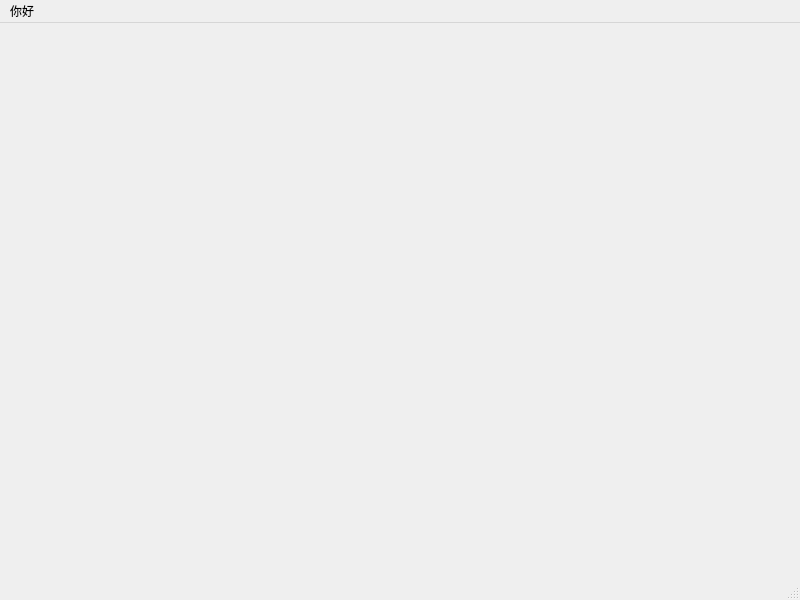
Shrimpwr/Ugokanai-dai-toshokan, file untitled.ui: the form before one commit.
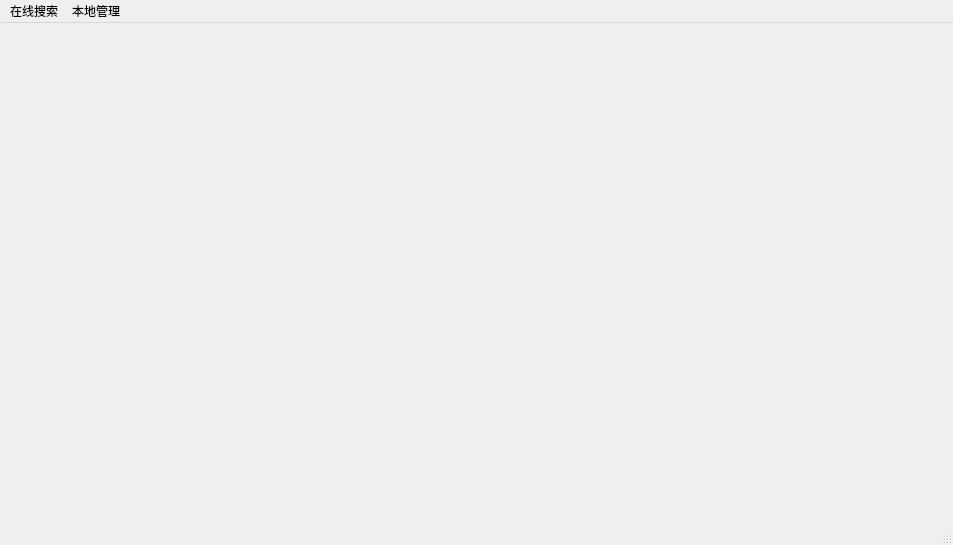
The form after the commit.

```diff
--- a/untitled.ui
+++ b/untitled.ui
@@ -6,29 +6,39 @@
    <rect>
     <x>0</x>
     <y>0</y>
-    <width>800</width>
-    <height>600</height>
+    <width>953</width>
+    <height>545</height>
    </rect>
   </property>
   <property name="windowTitle">
    <string>MainWindow</string>
   </property>
-  <widget class="QWidget" name="centralwidget"/>
+  <widget class="QWidget" name="centralwidget">
+   <property name="enabled">
+    <bool>true</bool>
+   </property>
+  </widget>
   <widget class="QMenuBar" name="menubar">
    <property name="geometry">
     <rect>
      <x>0</x>
      <y>0</y>
-     <width>800</width>
+     <width>953</width>
      <height>26</height>
     </rect>
    </property>
    <widget class="QMenu" name="menu">
     <property name="title">
-     <string>你好</string>
+     <string>在线搜索</string>
+    </property>
+   </widget>
+   <widget class="QMenu" name="menu_guanli">
+    <property name="title">
+     <string>本地管理</string>
     </property>
    </widget>
    <addaction name="menu"/>
+   <addaction name="menu_guanli"/>
   </widget>
   <widget class="QStatusBar" name="statusbar"/>
  </widget>
```
Left out of the diff: 2 changed lines with no effect on the pictures.
